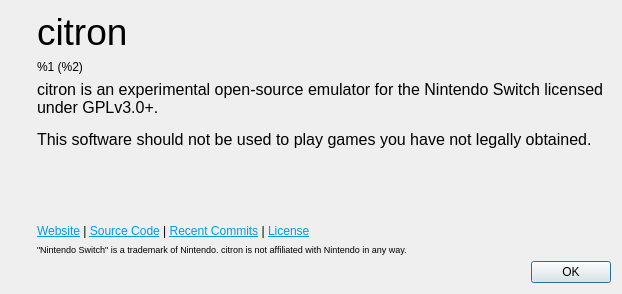
This is src/citron/aboutdialog.ui in citron-neo/emulator as Qt 5 draws it before an edit. The edited form follows.
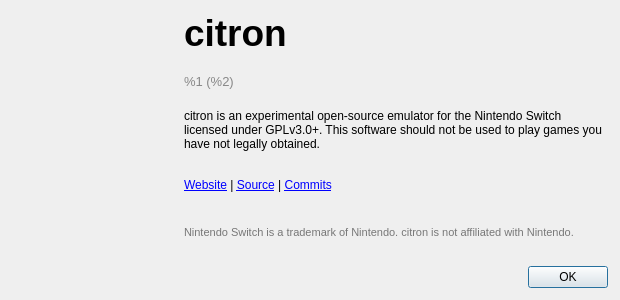
This is the edited form. Icons and pictures are not drawn.

Commit message: fix(gamescope): Restructure About Dialog UI for Gamescope

```diff
--- a/src/citron/aboutdialog.ui
+++ b/src/citron/aboutdialog.ui
@@ -3,131 +3,61 @@
  <class>AboutDialog</class>
  <widget class="QDialog" name="AboutDialog">
   <property name="geometry">
-   <rect>
-    <x>0</x>
-    <y>0</y>
-    <width>622</width>
-    <height>294</height>
-   </rect>
+   <rect><x>0</x><y>0</y><width>620</width><height>300</height></rect>
   </property>
   <property name="windowTitle">
    <string>About citron</string>
   </property>
-  <layout class="QVBoxLayout" name="verticalLayout_3">
+  <layout class="QVBoxLayout" name="mainVerticalLayout">
+   <property name="spacing"><number>12</number></property>
+   <property name="leftMargin"><number>12</number></property>
+   <property name="topMargin"><number>12</number></property>
+   <property name="rightMargin"><number>12</number></property>
+   <property name="bottomMargin"><number>12</number></property>
    <item>
     <layout class="QHBoxLayout" name="horizontalLayout" stretch="0,1">
      <item>
       <layout class="QVBoxLayout" name="verticalLayout_2">
        <item>
         <widget class="QLabel" name="labelLogo">
-         <property name="sizePolicy">
-          <sizepolicy hsizetype="Preferred" vsizetype="Preferred">
-           <horstretch>0</horstretch>
-           <verstretch>0</verstretch>
-          </sizepolicy>
-         </property>
-         <property name="maximumSize">
-          <size>
-           <width>200</width>
-           <height>200</height>
-          </size>
-         </property>
-         <property name="text">
-          <string/>
-         </property>
-         <property name="pixmap">
-          <pixmap resource="../../dist/qt_themes/default/default.qrc">:/icons/default/256x256/citron.png</pixmap>
-         </property>
-         <property name="scaledContents">
-          <bool>true</bool>
-         </property>
+         <property name="minimumSize"><size><width>160</width><height>160</height></size></property>
+         <property name="text"><string/></property>
+         <property name="scaledContents"><bool>true</bool></property>
+         <property name="alignment"><set>Qt::AlignLeading|Qt::AlignLeft|Qt::AlignTop</set></property>
         </widget>
        </item>
-       <item>
-        <spacer name="verticalSpacer">
-         <property name="orientation">
-          <enum>Qt::Vertical</enum>
-         </property>
-         <property name="sizeHint" stdset="0">
-          <size>
-           <width>20</width>
-           <height>40</height>
-          </size>
-         </property>
-        </spacer>
-       </item>
+       <item><spacer name="vS1"><property name="orientation"><enum>Qt::Vertical</enum></property></spacer></item>
       </layout>
      </item>
      <item>
-      <layout class="QVBoxLayout" name="verticalLayout">
+      <layout class="QVBoxLayout" name="textColumn">
+       <property name="spacing"><number>6</number></property>
        <item>
         <widget class="QLabel" name="labelCitron">
-         <property name="sizePolicy">
-          <sizepolicy hsizetype="Preferred" vsizetype="Preferred">
-           <horstretch>0</horstretch>
-           <verstretch>0</verstretch>
-          </sizepolicy>
-         </property>
          <property name="text">
-          <string>&lt;html&gt;&lt;head/&gt;&lt;body&gt;&lt;p&gt;&lt;span style=&quot; font-size:28pt;&quot;&gt;citron&lt;/span&gt;&lt;/p&gt;&lt;/body&gt;&lt;/html&gt;</string>
+          <string>&lt;html&gt;&lt;body&gt;&lt;p&gt;&lt;span style=&quot; font-size:28pt; font-weight:600;&quot;&gt;citron&lt;/span&gt;&lt;/p&gt;&lt;/body&gt;&lt;/html&gt;</string>
          </property>
         </widget>
        </item>
        <item>
         <widget class="QLabel" name="labelBuildInfo">
-         <property name="sizePolicy">
-          <sizepolicy hsizetype="Preferred" vsizetype="Preferred">
-           <horstretch>0</horstretch>
-           <verstretch>0</verstretch>
-          </sizepolicy>
-         </property>
-         <property name="text">
-          <string>&lt;html&gt;&lt;head/&gt;&lt;body&gt;&lt;p&gt;%1 (%2)&lt;/p&gt;&lt;/body&gt;&lt;/html&gt;</string>
+         <property name="text"><string>&lt;html&gt;&lt;body&gt;&lt;p&gt;&lt;span style=&quot; font-size:10pt; color:#888888;&quot;&gt;%1 (%2)&lt;/span&gt;&lt;/p&gt;&lt;/body&gt;&lt;/html&gt;</string>
          </property>
         </widget>
        </item>
        <item>
         <widget class="QLabel" name="labelAbout">
-         <property name="sizePolicy">
-          <sizepolicy hsizetype="Preferred" vsizetype="Preferred">
-           <horstretch>0</horstretch>
-           <verstretch>0</verstretch>
-          </sizepolicy>
-         </property>
          <property name="text">
-          <string>&lt;!DOCTYPE HTML PUBLIC &quot;-//W3C//DTD HTML 4.0//EN&quot; &quot;http://www.w3.org/TR/REC-html40/strict.dtd&quot;&gt;
-&lt;html&gt;&lt;head&gt;&lt;meta name=&quot;qrichtext&quot; content=&quot;1&quot; /&gt;&lt;style type=&quot;text/css&quot;&gt;
-p, li { white-space: pre-wrap; }
-&lt;/style&gt;&lt;/head&gt;&lt;body style=&quot; font-family:'Ubuntu'; font-size:11pt; font-weight:400; font-style:normal;&quot;&gt;
-&lt;p style=&quot; margin-top:0px; margin-bottom:0px; margin-left:0px; margin-right:0px; -qt-block-indent:0; text-indent:0px;&quot;&gt;&lt;span style=&quot; font-family:'MS Shell Dlg 2'; font-size:12pt;&quot;&gt;citron is an experimental open-source emulator for the Nintendo Switch licensed under GPLv3.0+.&lt;/span&gt;&lt;/p&gt;
-&lt;p style=&quot;-qt-paragraph-type:empty; margin-top:0px; margin-bottom:0px; margin-left:0px; margin-right:0px; -qt-block-indent:0; text-indent:0px; font-family:'MS Shell Dlg 2'; font-size:8pt;&quot;&gt;&lt;br /&gt;&lt;/p&gt;
-&lt;p style=&quot; margin-top:0px; margin-bottom:0px; margin-left:0px; margin-right:0px; -qt-block-indent:0; text-indent:0px;&quot;&gt;&lt;span style=&quot; font-family:'MS Shell Dlg 2'; font-size:12pt;&quot;&gt;This software should not be used to play games you have not legally obtained.&lt;/span&gt;&lt;/p&gt;&lt;/body&gt;&lt;/html&gt;</string>
+          <string>citron is an experimental open-source emulator for the Nintendo Switch licensed under GPLv3.0+. This software should not be used to play games you have not legally obtained.</string>
          </property>
-         <property name="alignment">
-          <set>Qt::AlignLeading|Qt::AlignLeft|Qt::AlignVCenter</set>
-         </property>
-         <property name="wordWrap">
-          <bool>true</bool>
-         </property>
+         <property name="wordWrap"><bool>true</bool></property>
         </widget>
        </item>
-       <item>
-        <spacer name="verticalSpacer_2">
-         <property name="orientation">
-          <enum>Qt::Vertical</enum>
-         </property>
-         <property name="sizeHint" stdset="0">
-          <size>
-           <width>20</width>
-           <height>40</height>
-          </size>
-         </property>
-        </spacer>
-       </item>
+       <item><spacer name="vS2"><property name="orientation"><enum>Qt::Vertical</enum></property></spacer></item>
        <item>
         <widget class="QLabel" name="labelLinks">
          <property name="text">
-          <string>&lt;html&gt;&lt;head/&gt;&lt;body&gt;&lt;p&gt;&lt;a href=&quot;https://citron-emu.org/&quot;&gt;&lt;span style=&quot; text-decoration: underline; color:#039be5;&quot;&gt;Website&lt;/span&gt;&lt;/a&gt; | &lt;a href=&quot;https://git.citron-emu.org/citron/emulator&quot;&gt;&lt;span style=&quot; text-decoration: underline; color:#039be5;&quot;&gt;Source Code&lt;/span&gt;&lt;/a&gt; | &lt;a href=&quot;https://git.citron-emu.org/Citron/Emulator/commits/branch/main&quot;&gt;&lt;span style=&quot; text-decoration: underline; color:#039be5;&quot;&gt;Recent Commits&lt;/span&gt;&lt;/a&gt; | &lt;a href=&quot;https://git.citron-emu.org/Citron/Emulator/src/branch/main/LICENSE&quot;&gt;&lt;span style=&quot; text-decoration: underline; color:#039be5;&quot;&gt;License&lt;/span&gt;&lt;/a&gt;&lt;/p&gt;&lt;/body&gt;&lt;/html&gt;</string>
+          <string>&lt;a href=&quot;https://citron-emu.org/&quot;&gt;Website&lt;/a&gt; | &lt;a href=&quot;https://git.citron-emu.org/citron/emulator&quot;&gt;Source&lt;/a&gt; | &lt;a href=&quot;https://git.citron-emu.org/&quot;&gt;Commits&lt;/a&gt;</string>
          </property>
          <property name="openExternalLinks">
           <bool>true</bool>
@@ -136,14 +66,8 @@
        </item>
        <item>
         <widget class="QLabel" name="labelLiability">
-         <property name="sizePolicy">
-          <sizepolicy hsizetype="Preferred" vsizetype="Preferred">
-           <horstretch>0</horstretch>
-           <verstretch>0</verstretch>
-          </sizepolicy>
-         </property>
          <property name="text">
-          <string>&lt;html&gt;&lt;head/&gt;&lt;body&gt;&lt;p&gt;&lt;span style=&quot; font-size:7pt;&quot;&gt;&amp;quot;Nintendo Switch&amp;quot; is a trademark of Nintendo. citron is not affiliated with Nintendo in any way.&lt;/span&gt;&lt;/p&gt;&lt;/body&gt;&lt;/html&gt;</string>
+          <string>&lt;span style=&quot; font-size:8pt; color:#777777;&quot;&gt;Nintendo Switch is a trademark of Nintendo. citron is not affiliated with Nintendo.&lt;/span&gt;</string>
          </property>
         </widget>
        </item>
@@ -153,12 +77,7 @@
    </item>
    <item>
     <widget class="QDialogButtonBox" name="buttonBox">
-     <property name="orientation">
-      <enum>Qt::Horizontal</enum>
-     </property>
-     <property name="standardButtons">
-      <set>QDialogButtonBox::Ok</set>
-     </property>
+     <property name="standardButtons"><set>QDialogButtonBox::Ok</set></property>
     </widget>
    </item>
   </layout>
```
Left out of the diff: 36 changed lines with no effect on the pictures.
